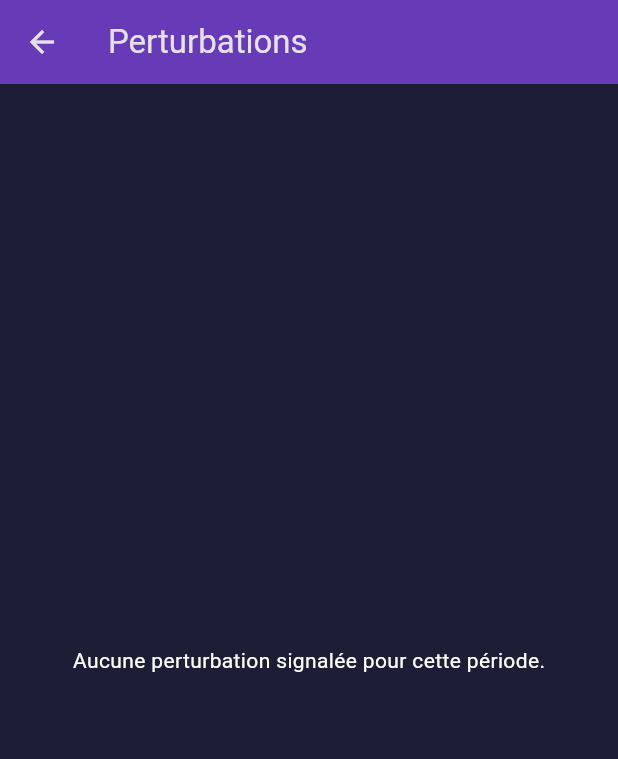
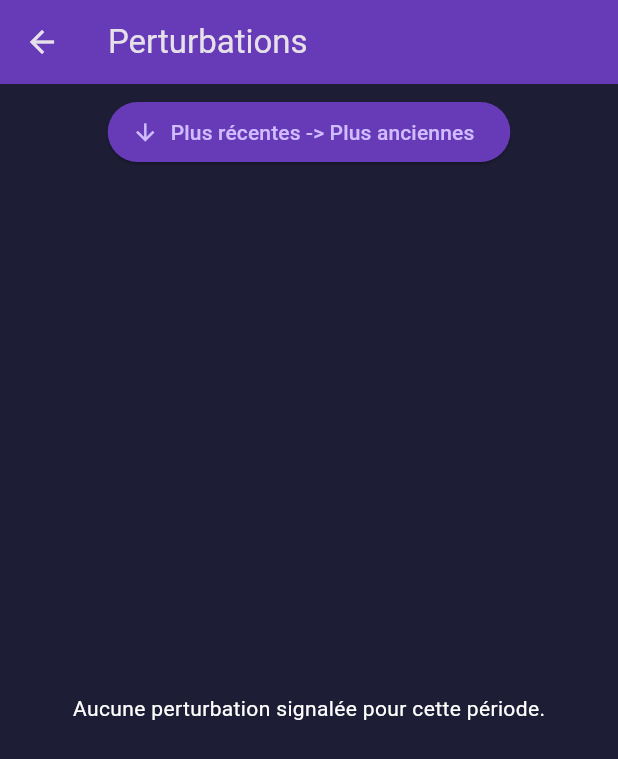
Before and after one commit to Laxyny/Navigoon, a Flutter app: the DisruptionsPage screen opened directly, on a phone screen of 412 x 824 dp. Shown: the top 759 px of the screen. Run offline on Flutter 3.47's test engine with Material 3 defaults, Android fonts, the light colour scheme and no system bars; our stand-ins replace cloud_firestore, firebase_auth, firebase_core, fl_chart, google_sign_in; accounts and stored records are empty; network calls fail.

Commit message:
*ADD* Filtrage des perturbations les plus récentes aux plus anciennes ou inversement

```diff
--- a/lib/pages/disruptions_page.dart
+++ b/lib/pages/disruptions_page.dart
@@ -19,6 +19,8 @@ class _DisruptionsPageState extends State<DisruptionsPage> {
   DateTime? _endDate;
 
   String? _selectedTag;
+
+  bool _isDescending = true; // Indique si le tri est descendant (plus récent > plus ancien)
 
   @override
   void initState() {
@@ -114,6 +116,20 @@ class _DisruptionsPageState extends State<DisruptionsPage> {
     });
   }
 
+  void _sortDisruptionsByDate() {
+    setState(() {
+      _isDescending = !_isDescending; // Inverse l'état de tri
+
+      // Trie la liste des perturbations filtrées
+      _filteredDisruptions.sort((a, b) {
+        final dateA = DateTime.tryParse(a['lastUpdate'] ?? '') ?? DateTime.now();
+        final dateB = DateTime.tryParse(b['lastUpdate'] ?? '') ?? DateTime.now();
+
+        return _isDescending ? dateB.compareTo(dateA) : dateA.compareTo(dateB);
+      });
+    });
+  }
+
   @override
   Widget build(BuildContext context) {
     return Scaffold(
@@ -192,6 +208,16 @@ class _DisruptionsPageState extends State<DisruptionsPage> {
                       ),
                     ),
                   ),
+                // Ajout du bouton de tri
+                Padding(
+                  padding: const EdgeInsets.all(8.0),
+                  child: ElevatedButton.icon(
+                    onPressed: _sortDisruptionsByDate,
+                    icon: Icon(_isDescending ? Icons.arrow_downward : Icons.arrow_upward), // Icône selon l'ordre de tri
+                    label: Text(_isDescending ? 'Plus récentes -> Plus anciennes' : 'Plus anciennes -> Plus récentes'),
+                    style: ElevatedButton.styleFrom(backgroundColor: Colors.deepPurple),
+                  ),
+                ),
                 Expanded(
                   child: _filteredDisruptions.isEmpty
                       ? const Center(
```
